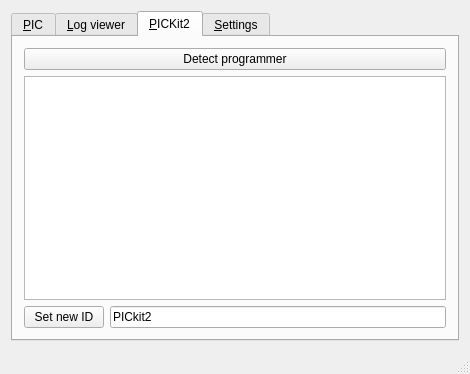
Old version of the form mainwindow.ui in the repository Ho-Ro/QPICkit.
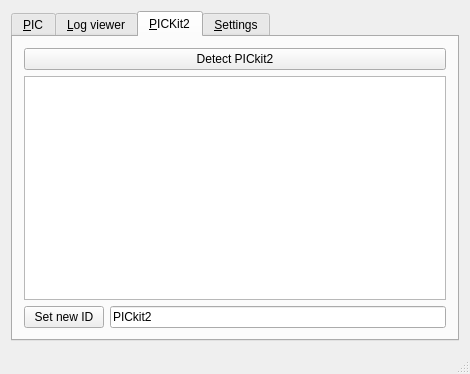
New version of the form. The open tabs and pages were chosen to show the change. Icons and pictures are not drawn.

```diff
--- a/mainwindow.ui
+++ b/mainwindow.ui
@@ -334,7 +334,7 @@
         <item row="0" column="0" colspan="2">
          <widget class="QPushButton" name="detectPICkitButton">
           <property name="text">
-           <string>Detect programmer</string>
+           <string>Detect PICkit2</string>
           </property>
           <property name="icon">
            <iconset resource="img/img.qrc">
```
Left out of the diff: 2 changed lines with no effect on the pictures.
